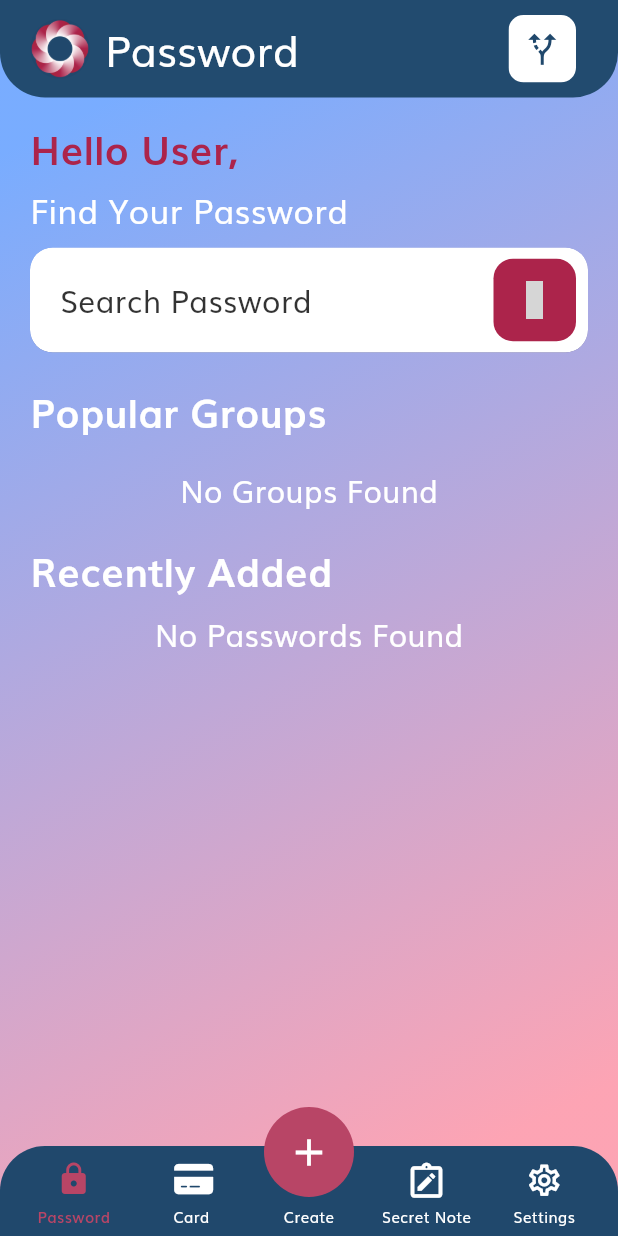
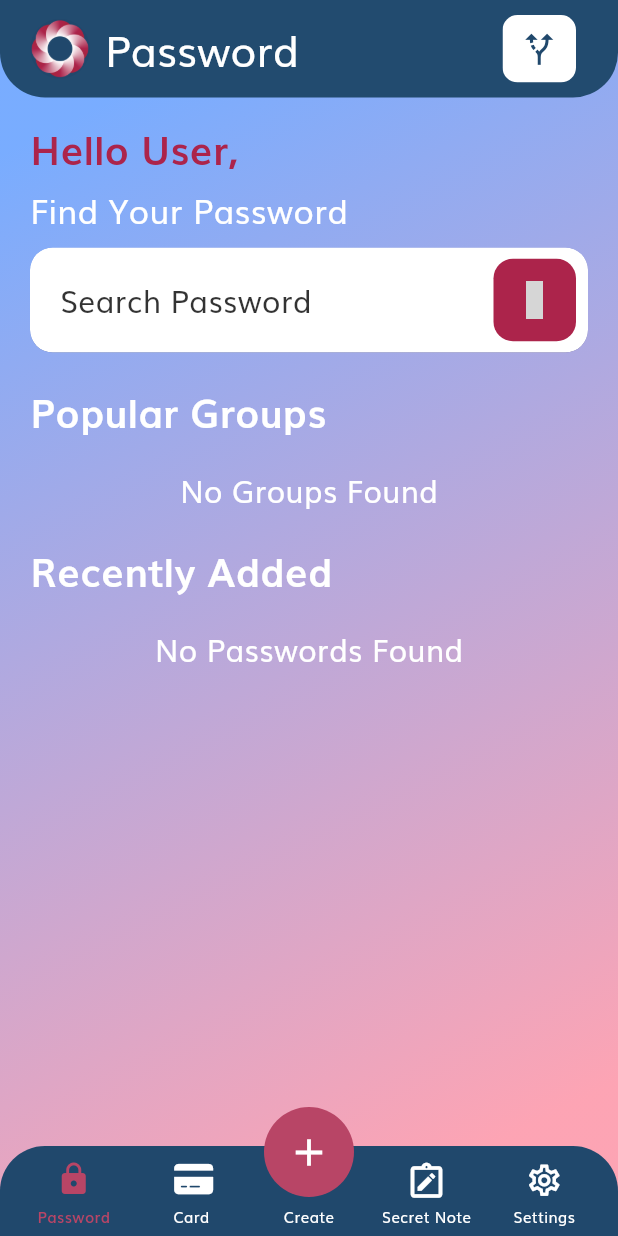
Before and after one commit to SHRIKUNJ1010/PassMana, a Flutter app: the PasswordHomeListScreen screen opened by its route, on a phone screen of 412 x 824 dp. Run offline on Flutter 3.47's test engine with Material 3 defaults, Android fonts, the phone set to English and light mode, and no system bars; our stand-ins replace flutter_redux, fluttericon, go_router, objectbox, redux; generated files the repository leaves out were written again; grey boxes are pictures that could not be loaded.

Commit message:
- minor ui changes for password home list screen

```diff
--- a/lib/presentation/password/password_home_list/password_home_list_screen.dart
+++ b/lib/presentation/password/password_home_list/password_home_list_screen.dart
@@ -59,7 +59,7 @@ class PasswordHomeListScreen extends StatelessWidget {
                       splashColor: AppColors.mBlack.withOpacity(0.2),
                       onTap: () {},
                       child: const Padding(
-                        padding: EdgeInsets.all(10),
+                        padding: EdgeInsets.fromLTRB(12, 10, 12, 10),
                         child: Icon(
                           Icons.alt_route,
                           color: AppColors.primaryColor,
@@ -188,7 +188,7 @@ class PasswordHomeListScreen extends StatelessWidget {
   Widget getPasswordListView(double width, PasswordHomeListViewModel vm) {
     return vm.recentlyAddedPasswordList.isEmpty
         ? Padding(
-            padding: const EdgeInsets.fromLTRB(20, 0, 20, 100),
+            padding: const EdgeInsets.fromLTRB(20, 10, 20, 100),
             child: SizedBox(
               width: width - 40,
               child: Center(
```
